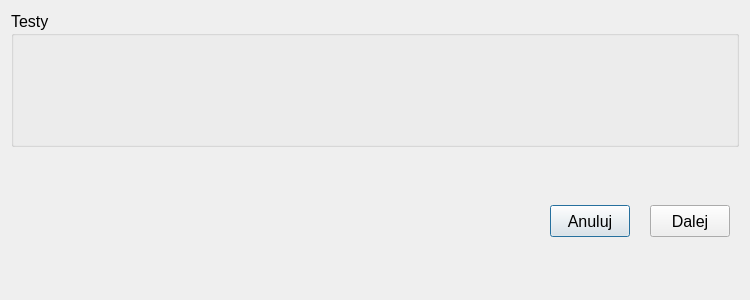
wiacekmarcin/CzujkiLiniowe, file CzujkiLinioweApp/wybortestu.ui: the form before one commit.
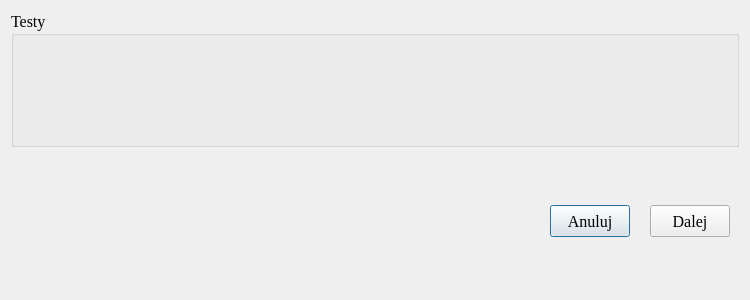
The form after the commit. Icons and pictures are not drawn.

```diff
--- a/CzujkiLinioweApp/wybortestu.ui
+++ b/CzujkiLinioweApp/wybortestu.ui
@@ -24,7 +24,7 @@
   </property>
   <property name="font">
    <font>
-    <family>Arial</family>
+    <family>Times New Roman</family>
     <pointsize>12</pointsize>
    </font>
   </property>
```
